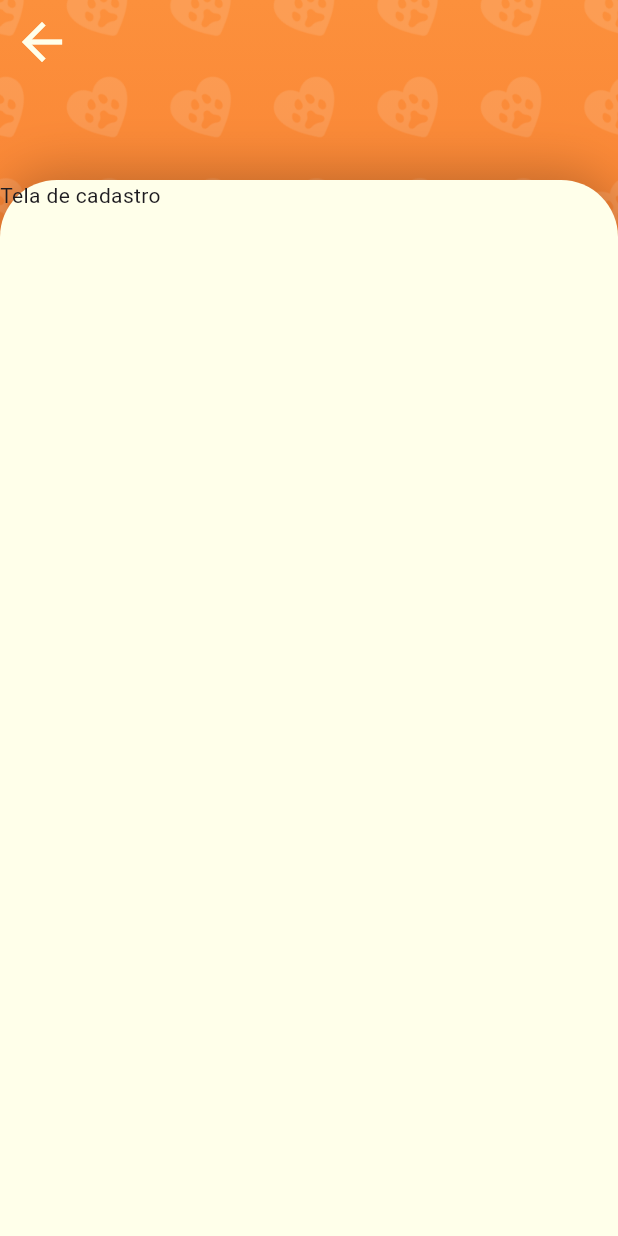
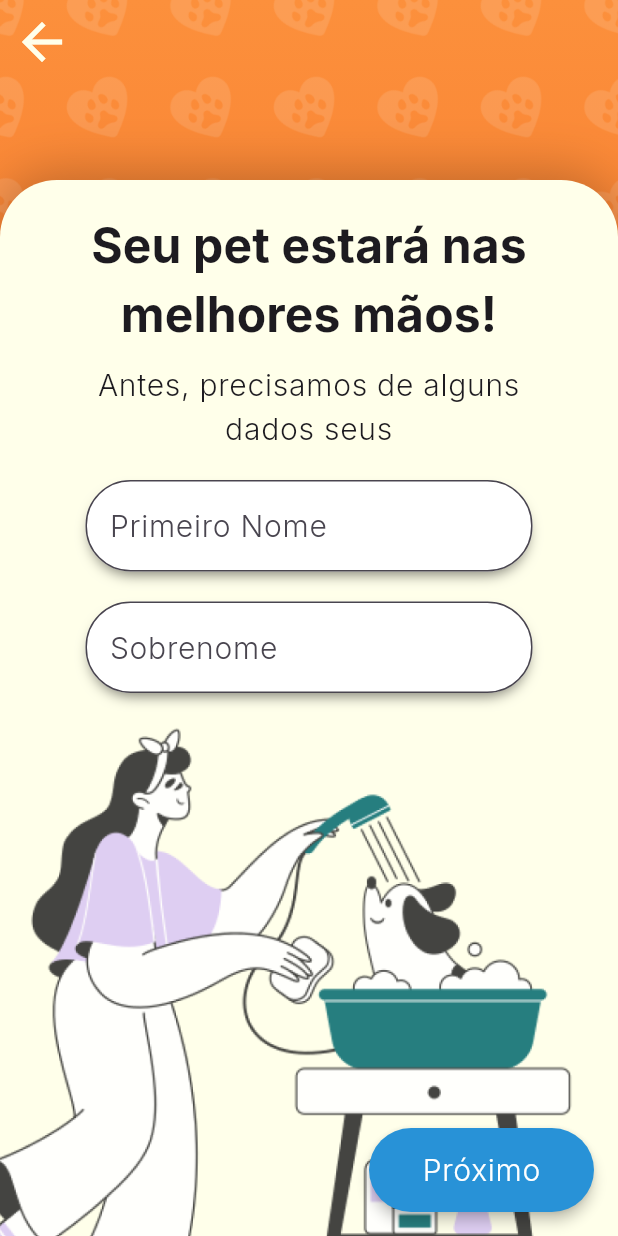
Before and after one commit to Igorsant/petit, a Flutter app: the RegisterView screen opened directly, on a phone screen of 412 x 824 dp. Run offline on Flutter 3.47's test engine with Material 3 defaults, Android fonts, the light colour scheme and no system bars; our stand-ins replace google_fonts.

Commit message:
add scroll and finished register_1 page

```diff
--- a/lib/components/background_container.dart
+++ b/lib/components/background_container.dart
@@ -48,7 +48,7 @@ class BackgroundContainer extends StatelessWidget {
                   topRight: Radius.circular(38),
                 ),
               ),
-              child: child,
+              child: SingleChildScrollView(child: child),
             ),
           )
         ],
--- a/lib/main.dart
+++ b/lib/main.dart
@@ -19,8 +19,10 @@ class MyApp extends StatelessWidget {
           labelLarge:
               GoogleFonts.inter(fontSize: 40, fontWeight: FontWeight.bold),
           labelMedium: GoogleFonts.leagueSpartan(fontSize: 24),
-          labelSmall: GoogleFonts.inter(fontSize: 20, fontWeight: FontWeight.w300),
-          headlineMedium: GoogleFonts.inter(fontSize: 20, fontWeight: FontWeight.w400)
+          labelSmall:
+              GoogleFonts.inter(fontSize: 20, fontWeight: FontWeight.w300),
+          headlineMedium:
+              GoogleFonts.inter(fontSize: 20, fontWeight: FontWeight.w400),
         ),
       ),
       home: const SplashScreen(),
--- a/lib/views/home_page.dart
+++ b/lib/views/home_page.dart
@@ -11,7 +11,7 @@ class HomePageView extends StatelessWidget {
     return Scaffold(
         body: Stack(children: [
       BackgroundContainer(
-        topSpace: hasHeightSpace ? 400 : 0,
+        topSpace: hasHeightSpace ? 400 : 100,
         child: Column(
           children: [
             const SizedBox(
@@ -85,15 +85,14 @@ class HomePageView extends StatelessWidget {
           ],
         ),
       ),
-      if (hasHeightSpace)
       Align(
           alignment: const Alignment(0, -1),
           child: Column(
             children: [
-                const SizedBox(
-                  height: 130,
+              SizedBox(
+                height: hasHeightSpace ? 130 : 0,
               ),
-                Image.asset("images/young_man.png"),
+              Image.asset("images/young_man.png", scale: hasHeightSpace ? 1 : 2.5,),
             ],
           )),
     ]));
--- a/lib/views/login_view.dart
+++ b/lib/views/login_view.dart
@@ -69,7 +69,7 @@ class LoginView extends StatelessWidget {
               ),
             ),
             const SizedBox(
-              height: 60,
+              height: 40,
             ),
             SizedBox(
               width: 208,
@@ -89,7 +89,7 @@ class LoginView extends StatelessWidget {
                 ),
               ),
             ),
-            const SizedBox(height: 60),
+            const SizedBox(height: 40),
             Row(
               children: [
                 const Expanded(
--- a/lib/views/register/register_1.dart
+++ b/lib/views/register/register_1.dart
@@ -1,4 +1,5 @@
 import 'package:flutter/material.dart';
+import 'package:flutter/widgets.dart';
 import 'package:petit/components/background_container.dart';
 
 class RegisterView extends StatelessWidget {
@@ -16,10 +17,99 @@ class RegisterView extends StatelessWidget {
           ),
         ),
         extendBodyBehindAppBar: true,
-      body: const BackgroundContainer(
+        body: BackgroundContainer(
           topSpace: 120,
-        child: Text("Tela de cadastro"),
+          child: Column(
+            children: [
+              const SizedBox(height: 20),
+              Text(
+                'Seu pet estará nas melhores mãos!',
+                style: Theme.of(context)
+                    .textTheme
+                    .labelLarge!
+                    .copyWith(fontSize: 32),
+                textAlign: TextAlign.center,
               ),
-    );
+              const SizedBox(height: 10),
+              SizedBox(
+                width: 288,
+                child: Text(
+                  'Antes, precisamos de alguns dados seus',
+                  style: Theme.of(context).textTheme.labelSmall,
+                  textAlign: TextAlign.center,
+                ),
+              ),
+              const SizedBox(height: 20),
+              Container(
+                decoration: BoxDecoration(boxShadow: [
+                  BoxShadow(
+                    spreadRadius: -3,
+                    color: Colors.black.withOpacity(0.5),
+                    blurRadius: 7,
+                    offset: const Offset(0, 5),
+                  )
+                ], borderRadius: BorderRadius.circular(30)),
+                width: 298,
+                child: TextField(
+                  style: Theme.of(context).textTheme.labelSmall,
+                  decoration: const InputDecoration(
+                    fillColor: Colors.white,
+                    filled: true,
+                    hintText: 'Primeiro Nome',
+                    border: OutlineInputBorder(
+                      borderRadius: BorderRadius.all(
+                        Radius.circular(30),
+                      ),
+                    ),
+                  ),
+                ),
+              ),
+              const SizedBox(height: 20),
+              Container(
+                decoration: BoxDecoration(boxShadow: [
+                  BoxShadow(
+                    spreadRadius: -3,
+                    color: Colors.black.withOpacity(0.5),
+                    blurRadius: 7,
+                    offset: const Offset(0, 5),
+                  )
+                ], borderRadius: BorderRadius.circular(30)),
+                width: 298,
+                child: TextField(
+                  style: Theme.of(context).textTheme.labelSmall,
+                  decoration: const InputDecoration(
+                    fillColor: Colors.white,
+                    filled: true,
+                    hintText: 'Sobrenome',
+                    border: OutlineInputBorder(
+                      borderRadius: BorderRadius.all(
+                        Radius.circular(30),
+                      ),
+                    ),
+                  ),
+                ),
+              ),
+              Image.asset("images/washing_dog.png")
+            ],
+          ),
+        ),
+        floatingActionButton: SizedBox(
+          width: 150,
+          child: FloatingActionButton(
+            shape: RoundedRectangleBorder(
+              borderRadius: BorderRadius.circular(30),
+              side: const BorderSide(color: Colors.transparent),
+            ),
+            elevation: 3.5,
+            onPressed: () {},
+            backgroundColor: const Color(0xFF2892D7),
+            child: Text(
+                style: Theme.of(context)
+                    .textTheme
+                    .labelSmall!
+                    .copyWith(color: Colors.white),
+                'Próximo'),
+          ),
+        ));
   }
 }
```
Also changed, not shown: images/washing_dog.png (added). Lines whose indentation alone changed are shown as unchanged.
